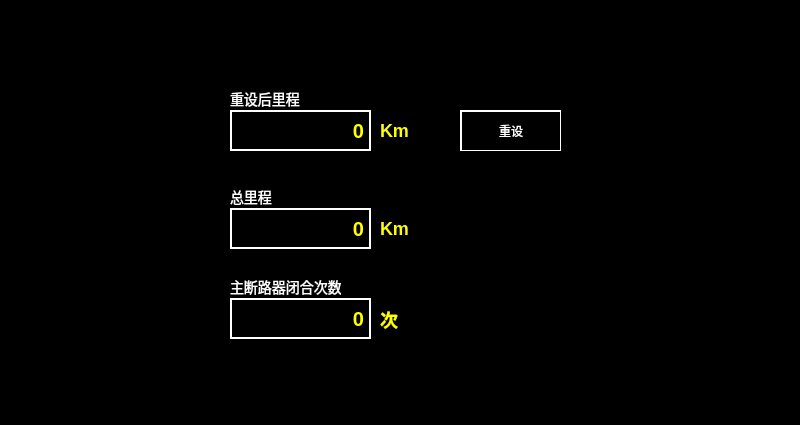
Above: settng_distance.ui from mayue-crrc/Loco8 before the change. Below: the same form after it.
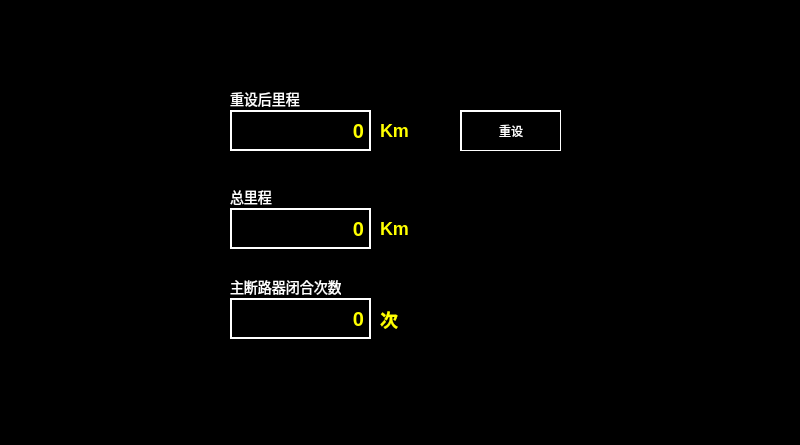
That is the form after the change.

```diff
--- a/settng_distance.ui
+++ b/settng_distance.ui
@@ -7,7 +7,7 @@
     <x>0</x>
     <y>0</y>
     <width>800</width>
-    <height>425</height>
+    <height>445</height>
    </rect>
   </property>
   <property name="windowTitle">
```
